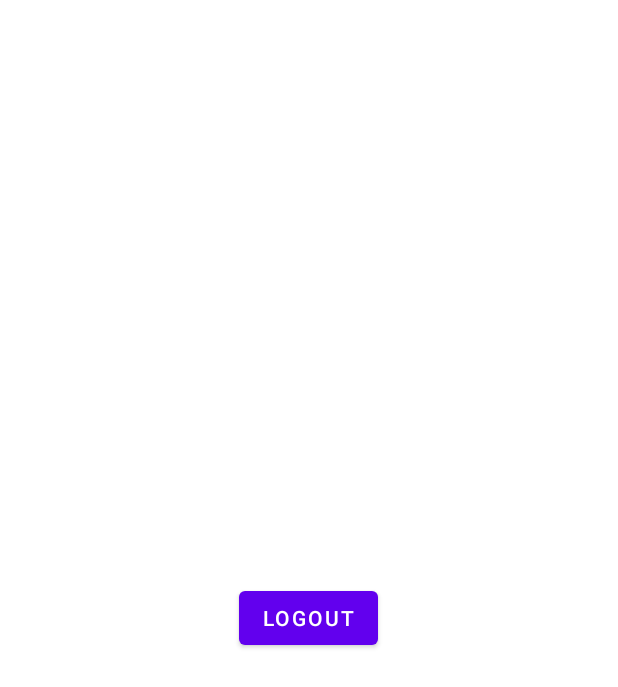
After one commit to herlianzhang/tittle-tattle, an Android app: the RoomChatFragment screen opened directly, with no data from a screen before it, on a phone screen of 412 x 824 dp. The commit adds this screen. Shown: the top 687 px of the screen. Run offline under Robolectric (Android 15) with nearby library versions, the phone set to English and light mode, and no system bars; our stand-ins replace Dagger/Hilt's generated code, Firebase (no records; nobody signed in at launch, a user with empty details on screens opened directly).

```diff
--- /dev/null
+++ b/app/src/main/java/com/latihangoding/tittle_tattle/ui/room_chat/RoomChatFragment.kt
@@ -0,0 +1,35 @@
+package com.latihangoding.tittle_tattle.ui.room_chat
+
+import android.os.Bundle
+import androidx.fragment.app.Fragment
+import android.view.LayoutInflater
+import android.view.View
+import android.view.ViewGroup
+import androidx.navigation.fragment.findNavController
+import com.google.firebase.auth.ktx.auth
+import com.google.firebase.ktx.Firebase
+import com.latihangoding.tittle_tattle.R
+import com.latihangoding.tittle_tattle.databinding.FragmentRoomChatBinding
+
+class RoomChatFragment : Fragment() {
+
+    private lateinit var binding: FragmentRoomChatBinding
+
+    override fun onCreateView(
+        inflater: LayoutInflater, container: ViewGroup?,
+        savedInstanceState: Bundle?
+    ): View {
+        binding = FragmentRoomChatBinding.inflate(inflater, container, false)
+
+        initListener()
+
+        return binding.root
+    }
+
+    private fun initListener() {
+        binding.buttonLogout.setOnClickListener {
+            Firebase.auth.signOut()
+            findNavController().navigate(R.id.action_roomChatFragment_to_loginFragment)
+        }
+    }
+}
--- /dev/null
+++ b/app/src/main/java/com/latihangoding/tittle_tattle/ui/splashscreen/SplashScreenFragment.kt
@@ -0,0 +1,31 @@
+package com.latihangoding.tittle_tattle.ui.splashscreen
+
+import android.os.Bundle
+import androidx.fragment.app.Fragment
+import android.view.LayoutInflater
+import android.view.View
+import android.view.ViewGroup
+import androidx.navigation.fragment.findNavController
+import com.google.firebase.auth.ktx.auth
+import com.google.firebase.ktx.Firebase
+import com.latihangoding.tittle_tattle.R
+import com.latihangoding.tittle_tattle.databinding.FragmentSplashScreenBinding
+
+class SplashScreenFragment : Fragment() {
+
+    private lateinit var binding: FragmentSplashScreenBinding
+
+    override fun onCreateView(
+        inflater: LayoutInflater, container: ViewGroup?,
+        savedInstanceState: Bundle?
+    ): View {
+        binding = FragmentSplashScreenBinding.inflate(inflater, container, false)
+
+        if (Firebase.auth.currentUser != null)
+            findNavController().navigate(R.id.action_splashScreenFragment_to_roomChatFragment)
+        else
+            findNavController().navigate(R.id.action_splashScreenFragment_to_loginFragment)
+
+        return binding.root
+    }
+}
--- /dev/null
+++ b/app/src/main/res/layout/fragment_room_chat.xml
@@ -0,0 +1,15 @@
+<?xml version="1.0" encoding="utf-8"?>
+<FrameLayout xmlns:android="http://schemas.android.com/apk/res/android"
+    xmlns:tools="http://schemas.android.com/tools"
+    android:layout_width="match_parent"
+    android:layout_height="match_parent"
+    tools:context=".ui.room_chat.RoomChatFragment">
+
+    <Button
+        android:id="@+id/button_logout"
+        android:layout_gravity="center"
+        android:layout_width="wrap_content"
+        android:layout_height="wrap_content"
+        android:text="Logout" />
+
+</FrameLayout>
--- a/app/src/main/res/navigation/nav_graph.xml
+++ b/app/src/main/res/navigation/nav_graph.xml
@@ -3,7 +3,7 @@
     xmlns:app="http://schemas.android.com/apk/res-auto"
     xmlns:tools="http://schemas.android.com/tools"
     android:id="@+id/nav_graph.xml"
-    app:startDestination="@id/homeFragment">
+    app:startDestination="@id/splashScreenFragment">
 
     <fragment
         android:id="@+id/homeFragment"
@@ -60,5 +60,43 @@
         android:name="com.latihangoding.tittle_tattle.ui.internalexternal.InternalExternalFragment"
         android:label="fragment_internal_external"
         tools:layout="@layout/fragment_internal_external" />
+    <fragment
+        android:id="@+id/loginFragment"
+        android:name="com.latihangoding.tittle_tattle.ui.login.LoginFragment"
+        android:label="fragment_login"
+        tools:layout="@layout/fragment_login" >
+        <action
+            android:id="@+id/action_loginFragment_to_roomChatFragment"
+            app:destination="@id/roomChatFragment"
+            app:popUpTo="@id/loginFragment"
+            app:popUpToInclusive="true" />
+    </fragment>
+    <fragment
+        android:id="@+id/splashScreenFragment"
+        android:name="com.latihangoding.tittle_tattle.ui.splashscreen.SplashScreenFragment"
+        android:label="fragment_splash_screen"
+        tools:layout="@layout/fragment_splash_screen" >
+        <action
+            android:id="@+id/action_splashScreenFragment_to_loginFragment"
+            app:destination="@id/loginFragment"
+            app:popUpTo="@id/splashScreenFragment"
+            app:popUpToInclusive="true" />
+        <action
+            android:id="@+id/action_splashScreenFragment_to_roomChatFragment"
+            app:destination="@id/roomChatFragment"
+            app:popUpTo="@id/splashScreenFragment"
+            app:popUpToInclusive="true" />
+    </fragment>
+    <fragment
+        android:id="@+id/roomChatFragment"
+        android:name="com.latihangoding.tittle_tattle.ui.room_chat.RoomChatFragment"
+        android:label="fragment_room_chat"
+        tools:layout="@layout/fragment_room_chat" >
+        <action
+            android:id="@+id/action_roomChatFragment_to_loginFragment"
+            app:destination="@id/loginFragment"
+            app:popUpTo="@id/roomChatFragment"
+            app:popUpToInclusive="true" />
+    </fragment>
 
 </navigation>
--- a/app/src/main/res/values/strings.xml
+++ b/app/src/main/res/values/strings.xml
@@ -1,6 +1,5 @@
 <resources>
     <string name="app_name">Tittle Tattle</string>
-    <!-- TODO: Remove or change this placeholder text -->
     <string name="hello_blank_fragment">Hello blank fragment</string>
     <string name="air_plane_on">Air Plane On</string>
     <string name="gallery">Gallery</string>
--- a/build.gradle
+++ b/build.gradle
@@ -19,6 +19,7 @@ buildscript {
         classpath "org.jetbrains.kotlin:kotlin-gradle-plugin:$kotlin_version"
         classpath "com.google.dagger:hilt-android-gradle-plugin:$hilt_version"
         classpath "androidx.navigation:navigation-safe-args-gradle-plugin:$nav_version"
+        classpath 'com.google.gms:google-services:4.3.8'
     }
 }
 
```
Also changed, not shown: app/build.gradle (+8 -1 lines), app/src/main/java/com/latihangoding/tittle_tattle/ui/login/LoginFragment.kt (added, +89 -0 lines), app/src/main/java/com/latihangoding/tittle_tattle/ui/login/LoginViewModel.kt (added, +9 -0 lines), app/src/main/res/layout/fragment_login.xml (added, +15 -0 lines), app/src/main/res/layout/fragment_splash_screen.xml (added, +14 -0 lines), 1 other file.
